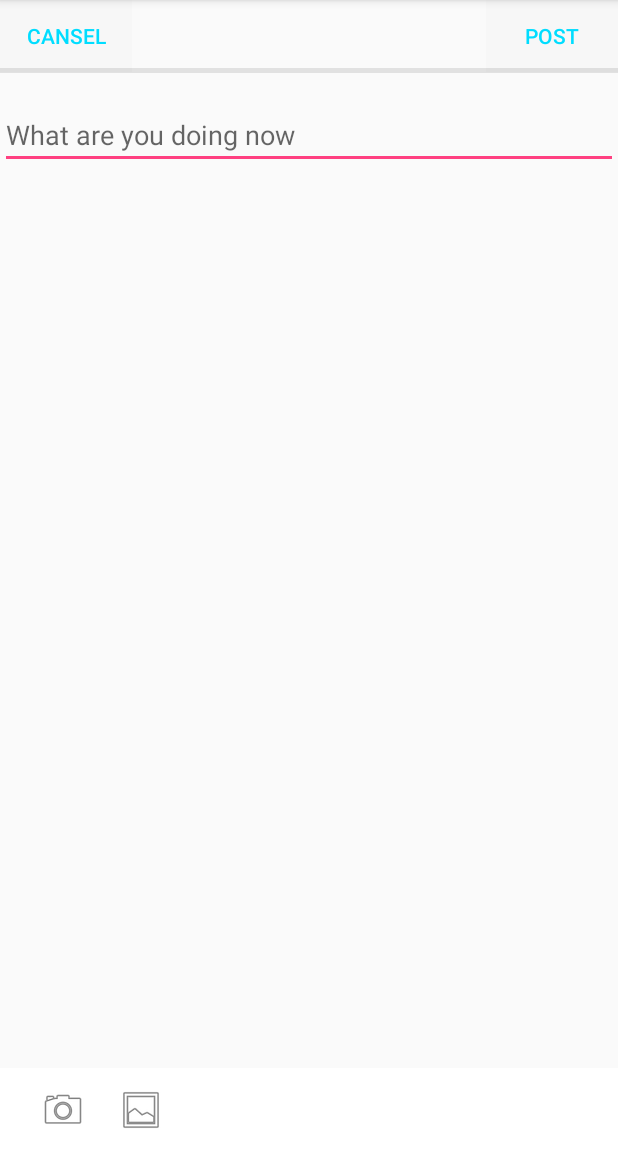
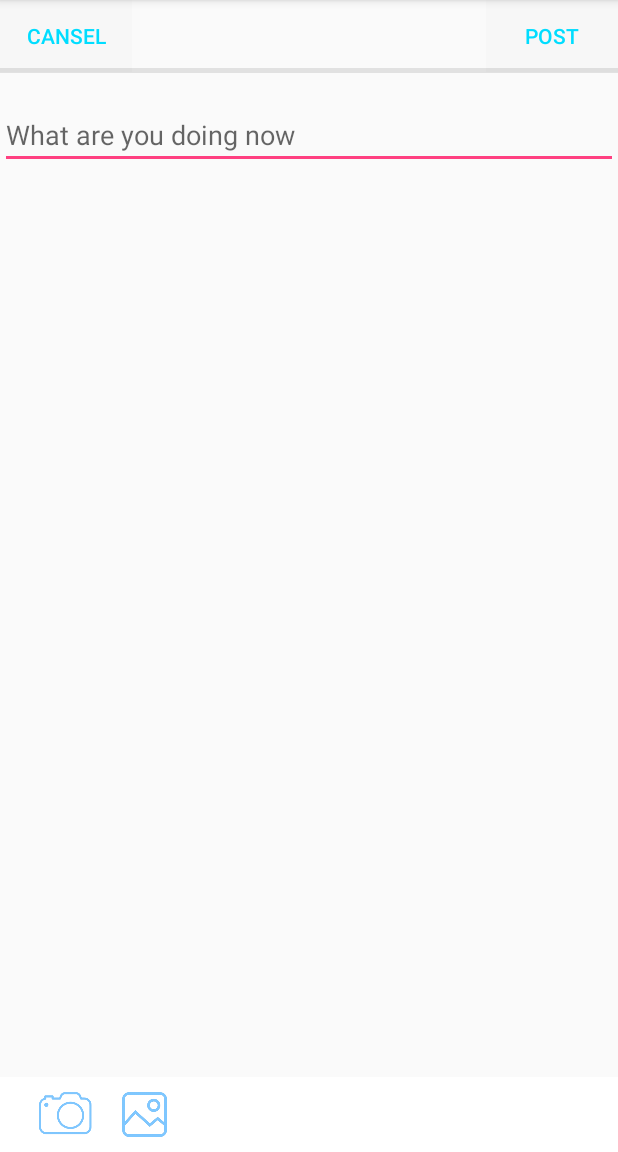
Before and after one commit to nin138/Spotin_client-android, an Android app: the AddRecordActivity screen opened directly, with no data from a screen before it, on a phone screen of 412 x 824 dp, the part 84-1236 px from its top. Run offline under Robolectric (Android 15) with nearby library versions, the phone set to English and light mode, and no system bars; our stand-ins replace Room's generated code; libraries missing offline, so code that uses them is left out: android.arch.persistence; 1 statement that could not run was skipped.

Commit message:
[fix] layout

```diff
--- a/app/src/main/res/layout/activity_add_record.xml
+++ b/app/src/main/res/layout/activity_add_record.xml
@@ -58,7 +58,7 @@
     <android.support.v7.widget.Toolbar
         android:id="@+id/toolbar"
         android:layout_width="match_parent"
-        android:layout_height="wrap_content"
+        android:layout_height="50dp"
         android:layout_alignParentBottom="true"
         android:layout_alignParentStart="true"
         android:background="@android:color/background_light">
@@ -70,21 +70,21 @@
 
             <ImageView
                 android:id="@+id/cameraBtn"
-                android:layout_width="wrap_content"
-                android:layout_height="wrap_content"
+                android:layout_width="55dp"
+                android:layout_height="match_parent"
                 android:layout_weight="1"
                 android:paddingLeft="10dp"
                 android:paddingRight="10dp"
-                app:srcCompat="@android:drawable/ic_menu_camera" />
+                app:srcCompat="@drawable/camera" />
 
             <ImageView
                 android:id="@+id/storageBtn"
-                android:layout_width="wrap_content"
-                android:layout_height="wrap_content"
+                android:layout_width="50dp"
+                android:layout_height="match_parent"
                 android:layout_weight="1"
                 android:paddingLeft="10dp"
                 android:paddingRight="10dp"
-                app:srcCompat="@android:drawable/ic_menu_gallery" />
+                app:srcCompat="@drawable/imageselect" />
 
         </LinearLayout>
     </android.support.v7.widget.Toolbar>
```
Also changed, not shown: app/src/main/java/casestudyteam5/it7th/hal/ac/jp/spotin/view/map/MapPresenter.kt (+4 -4 lines), app/src/main/res/layout/list_item.xml (+9 -7 lines), app/src/main/res/drawable/camera.png (added), app/src/main/res/drawable/imageselect.png (added).
